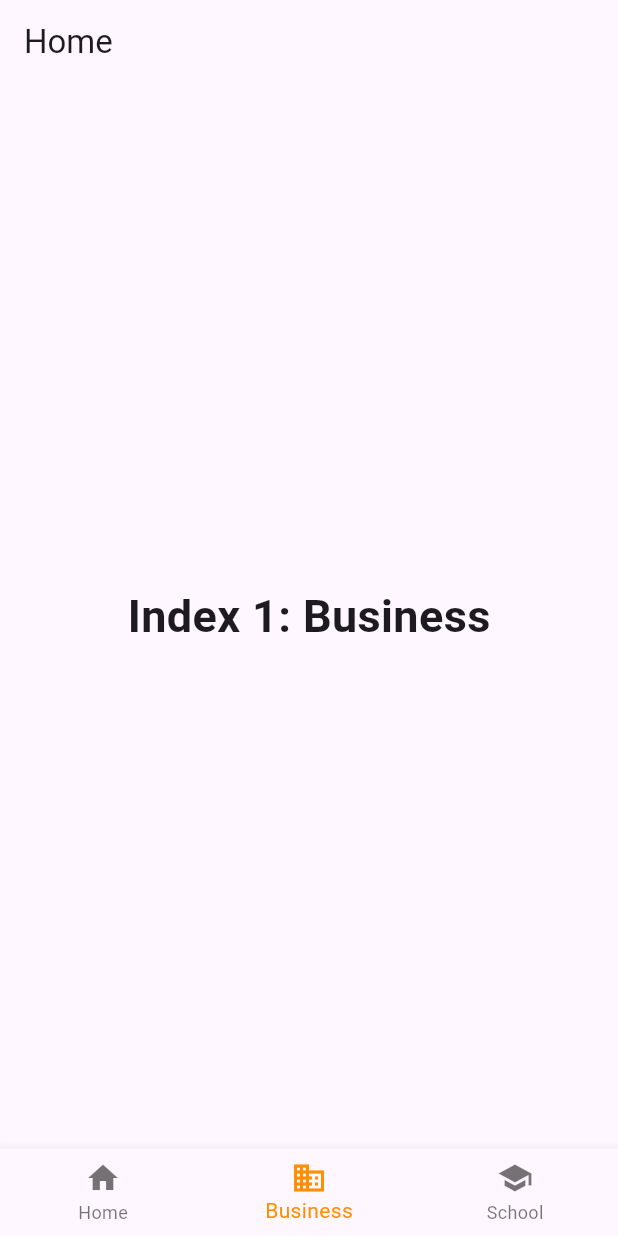
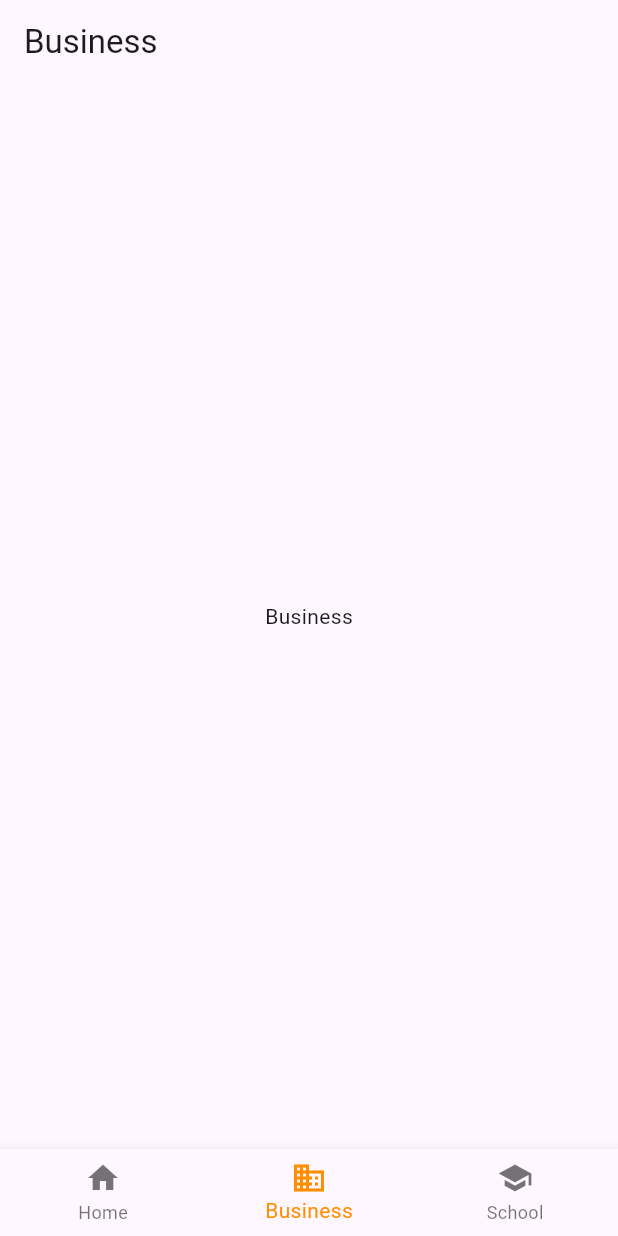
Before and after one commit to 1tassianak/bottom_nav_app, a Flutter app: the screen it shows after launch, item 2 of the bottom bar chosen, on a phone screen of 412 x 824 dp. Run offline on Flutter 3.47's test engine with Material 3 defaults, Android fonts, the phone set to English and light mode, and no system bars.

Commit message:
add class

```diff
--- /dev/null
+++ b/lib/business.dart
@@ -0,0 +1,16 @@
+import 'package:flutter/material.dart';
+
+class Business extends StatelessWidget {
+  const Business({super.key, required this.name});
+
+  final String name;
+
+  @override
+  Widget build(BuildContext context) {
+    return Scaffold(
+      body: Center(
+        child: Text("Business"),
+      ),
+    );
+  }
+}
--- a/lib/home.dart
+++ b/lib/home.dart
@@ -1,3 +1,4 @@
+import 'package:bottom_nav_bar/business.dart';
 import 'package:bottom_nav_bar/school.dart';
 import 'package:flutter/material.dart';
 
@@ -19,10 +20,7 @@ class _HomeState extends State<Home> {
       'Index 0: Home',
       style: optionStyle,
     ),
-    Text(
-      'Index 1: Business',
-      style: optionStyle,
-    ),
+    Business(name: 'Business'),
     School(name: 'School'),
   ];
 
@@ -33,6 +31,9 @@ class _HomeState extends State<Home> {
   }
 
   String _getAppBarTitle(int index) {
+    if (index == 1 && _widgetOptions[index] is Business) {
+      return (_widgetOptions[index] as Business).name;
+    }
     if (index == 2 && _widgetOptions[index] is School) {
       return (_widgetOptions[index] as School).name;
     }
```
